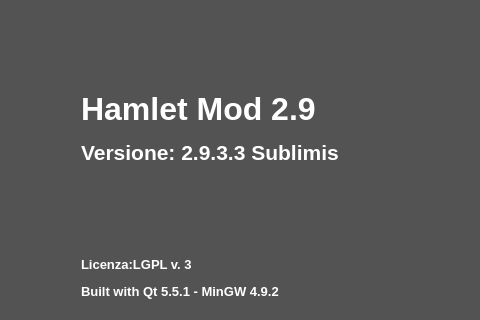
Before: the Qt Designer form mainwindow.ui in fblabs/HamletMODSF, drawn with Qt 5; both pictures show x 416 to 896 and y 0 to 320 of the 1112 by 780 pixel window.
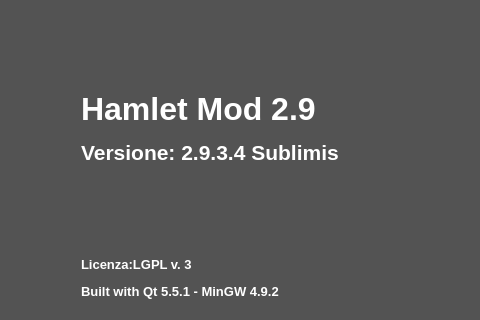
After: the same form once the commit is applied. Icons and pictures are not drawn.

Patch:
```diff
--- a/mainwindow.ui
+++ b/mainwindow.ui
@@ -548,7 +548,7 @@
          <enum>QFrame::NoFrame</enum>
         </property>
         <property name="text">
-         <string>&lt;html&gt;&lt;head/&gt;&lt;body&gt;&lt;p&gt;&lt;span style=&quot; font-size:24pt; font-weight:600;&quot;&gt;Hamlet Mod 2.9&lt;/span&gt;&lt;/p&gt;&lt;p&gt;&lt;span style=&quot; font-size:16pt; font-weight:600;&quot;&gt;Versione: 2.9.3.3 Sublimis&lt;/span&gt;&lt;/p&gt;&lt;p&gt;&lt;br/&gt;&lt;/p&gt;&lt;p&gt;&lt;br/&gt;&lt;/p&gt;&lt;p&gt;&lt;span style=&quot; font-size:10pt; font-weight:600;&quot;&gt;Licenza:LGPL v. 3&lt;/span&gt;&lt;/p&gt;&lt;p&gt;&lt;span style=&quot; font-size:10pt; font-weight:600;&quot;&gt;Built with Qt 5.5.1 - MinGW 4.9.2&lt;/span&gt;&lt;/p&gt;&lt;p&gt;&lt;br/&gt;&lt;/p&gt;&lt;p&gt;&lt;br/&gt;&lt;/p&gt;&lt;p&gt;&lt;span style=&quot; font-size:10pt;&quot;&gt;© FBLABS 2015-2020&lt;/span&gt;&lt;/p&gt;&lt;p&gt;&lt;br/&gt;&lt;/p&gt;&lt;/body&gt;&lt;/html&gt;</string>
+         <string>&lt;html&gt;&lt;head/&gt;&lt;body&gt;&lt;p&gt;&lt;span style=&quot; font-size:24pt; font-weight:600;&quot;&gt;Hamlet Mod 2.9&lt;/span&gt;&lt;/p&gt;&lt;p&gt;&lt;span style=&quot; font-size:16pt; font-weight:600;&quot;&gt;Versione: 2.9.3.4 Sublimis&lt;/span&gt;&lt;/p&gt;&lt;p&gt;&lt;br/&gt;&lt;/p&gt;&lt;p&gt;&lt;br/&gt;&lt;/p&gt;&lt;p&gt;&lt;span style=&quot; font-size:10pt; font-weight:600;&quot;&gt;Licenza:LGPL v. 3&lt;/span&gt;&lt;/p&gt;&lt;p&gt;&lt;span style=&quot; font-size:10pt; font-weight:600;&quot;&gt;Built with Qt 5.5.1 - MinGW 4.9.2&lt;/span&gt;&lt;/p&gt;&lt;p&gt;&lt;br/&gt;&lt;/p&gt;&lt;p&gt;&lt;br/&gt;&lt;/p&gt;&lt;p&gt;&lt;span style=&quot; font-size:10pt;&quot;&gt;© FBLABS 2015-2020&lt;/span&gt;&lt;/p&gt;&lt;p&gt;&lt;br/&gt;&lt;/p&gt;&lt;/body&gt;&lt;/html&gt;</string>
         </property>
         <property name="scaledContents">
          <bool>false</bool>
```
